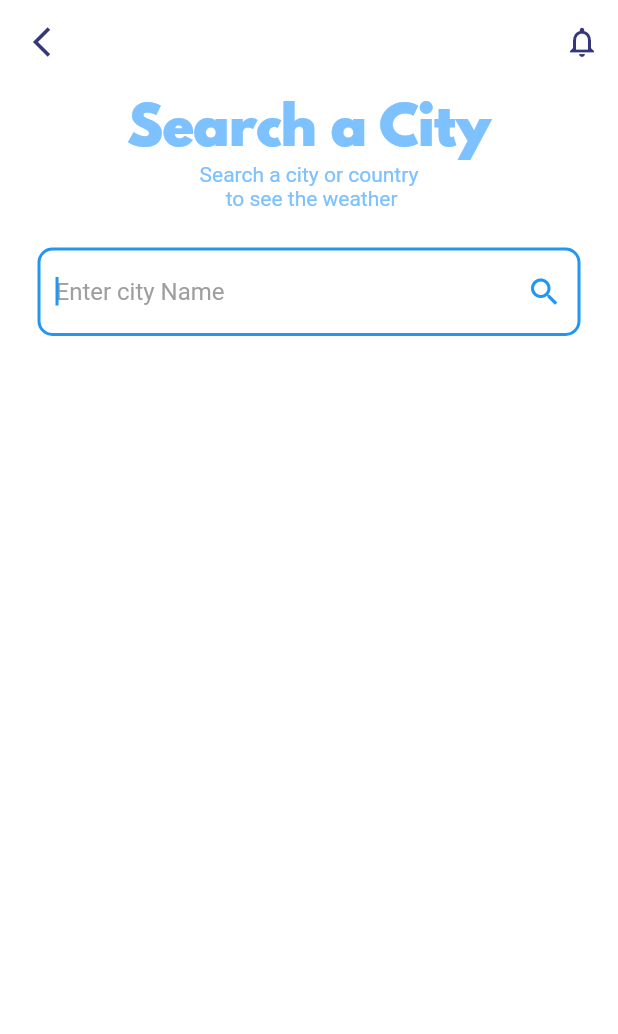
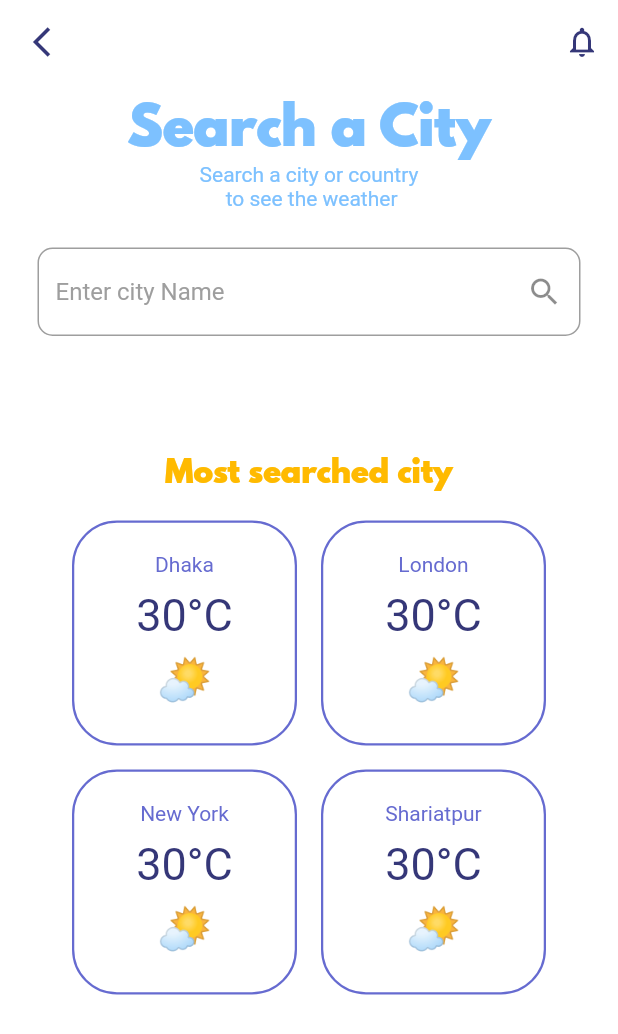
Before and after one commit to ratulhasanruhan/abhawa-weather, a Flutter app: the CityScreen screen opened directly, on a phone screen of 412 x 824 dp. Shown: the top 1034 px of the screen. Run offline on Flutter 3.47's test engine with Material 2 defaults, Android fonts, the light colour scheme and no system bars; our stand-ins replace geolocator; network calls fail.

Commit message:
update city searc screen

```diff
--- a/lib/screens/city_screen.dart
+++ b/lib/screens/city_screen.dart
@@ -1,7 +1,12 @@
+import 'dart:convert';
+
 import 'package:flutter/material.dart';
 import 'package:clima/utilities/constants.dart';
 import 'loading_screen.dart';
 import 'location_screen.dart';
+import 'package:clima/services/weather.dart';
+import 'package:clima/utilities/constants.dart';
+import 'package:http/http.dart' as http;
 
 class CityScreen extends StatefulWidget {
   @override
@@ -34,6 +39,7 @@ class _CityScreenState extends State<CityScreen> {
       ),
       backgroundColor: Colors.white,
       body: SafeArea(
+          child: SingleChildScrollView(
             child: Column(
               children: <Widget>[
                 Text('Search a City',
@@ -59,8 +65,6 @@ class _CityScreenState extends State<CityScreen> {
                     onChanged: (value){
                       textValue = value;
                     },
-
-                  autofocus: true,
                     decoration: InputDecoration(
                       hintText: 'Enter city Name',
                       hintStyle: TextStyle(
@@ -80,6 +84,84 @@ class _CityScreenState extends State<CityScreen> {
                   ),
                 ),
 
+                SizedBox(height: 50,),
+
+                Text('Most searched city',
+                  style: TextStyle(
+                    fontSize: 20,
+                    fontFamily: 'Spartan MB',
+                    color: kyellow,
+                  ),),
+                SizedBox(height: 10,),
+
+                Row(
+                  mainAxisAlignment: MainAxisAlignment.center,
+                  children: [
+                    Padding(
+                      padding: const EdgeInsets.all(8.0),
+                      child: cityCard(cityname:'Dhaka',),
+                    ),
+                    Padding(
+                      padding: const EdgeInsets.all(8.0),
+                      child: cityCard(cityname:'London'),
+                    ),
+                  ],
+                ),
+                Row(
+                  mainAxisAlignment: MainAxisAlignment.center,
+                  children: [
+                    Padding(
+                      padding: const EdgeInsets.all(8.0),
+                      child: cityCard(cityname:'New York'),
+                    ),
+                    Padding(
+                      padding: const EdgeInsets.all(8.0),
+                      child: cityCard(cityname:'Shariatpur'),
+                    ),
+                  ],
+                )
+
+              ],
+            ),
+          ),
+        ),
+      );
+  }
+}
+
+class cityCard extends StatelessWidget {
+  cityCard({this.cityname});
+  String cityname;
+
+  @override
+  Widget build(BuildContext context) {
+    return Container(
+      height: 150,
+      width: 150,
+      decoration: BoxDecoration(
+        border: Border.all(color: kbeguni, width: 1.5),
+        borderRadius: BorderRadius.circular(30),
+      ),
+      child: Padding(
+        padding: const EdgeInsets.all(20),
+        child: Column(
+          children: [
+            Text(cityname,
+            style: TextStyle(
+              color: kbeguni,
+            ),),
+            Padding(
+              padding: const EdgeInsets.all(8.0),
+              child: Text('30°C',
+                style: TextStyle(
+                  color: kblue,
+                  fontSize: 30
+                ),),
+            ),
+            Text('🌤',
+              style: TextStyle(
+                fontSize: 30,
+              ),),
           ],
         ),
       ),
--- a/lib/screens/location_screen.dart
+++ b/lib/screens/location_screen.dart
@@ -1,8 +1,4 @@
 import 'dart:core';
-import 'dart:core';
-import 'dart:core';
-import 'dart:core';
-
 import 'package:clima/screens/city_screen.dart';
 import 'package:flutter/cupertino.dart';
 import 'package:flutter/material.dart';
--- a/lib/utilities/constants.dart
+++ b/lib/utilities/constants.dart
@@ -26,20 +26,3 @@ const kButtonTextStyle = TextStyle(
 const kConditionTextStyle = TextStyle(
   fontSize: 100.0,
 );
-
-const kInputFieldStyle = InputDecoration(
-
-  hintText: 'Enter city Name',
-  hintStyle: TextStyle(
-    color: Colors.grey,
-  ),
-
-  border: OutlineInputBorder(
-    borderRadius: BorderRadius.all(Radius.circular(10)),
-    borderSide: BorderSide(color: Colors.black, width: 5),
-  ),
-  suffixIcon: IconButton(
-      icon: Icon(Icons.search),
-    color: kblue,
-  ),
-);
--- a/pubspec.yaml
+++ b/pubspec.yaml
@@ -14,6 +14,7 @@ dependencies:
   geolocator: ^6.1.14
   http: ^0.12.2
   intl: ^0.16.1
+  carousel_pro: ^1.0.0
 
 dev_dependencies:
   flutter_test:
```
Also changed, not shown: pubspec.lock, 6 other files. Lines whose indentation alone changed are shown as unchanged.
